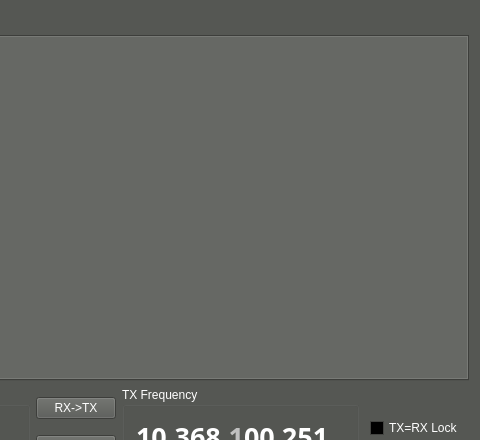
Above: qtgui/mainwindow.ui from kb1vc/SoDaRadio before the change; both pictures show x 800 to 1280 and y 0 to 440 of the 1280 by 810 pixel window. Below: the same form after it.
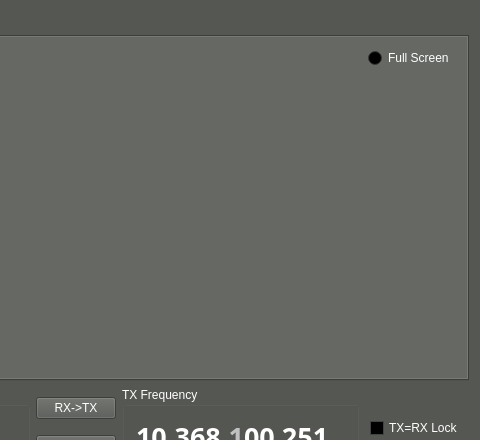
That is the form after the change. The open tabs and pages were chosen to show the change. Icons and pictures are not drawn. Custom widgets are drawn as their Qt base class.

Commit message: Band saving works now.  Added full screen button

```diff
--- a/qtgui/mainwindow.ui
+++ b/qtgui/mainwindow.ui
@@ -1068,12 +1068,42 @@
           </property>
           <property name="sizeHint" stdset="0">
            <size>
-            <width>416</width>
+            <width>40</width>
             <height>20</height>
            </size>
           </property>
          </spacer>
         </item>
+        <item>
+         <layout class="QVBoxLayout" name="verticalLayout" stretch="0,0">
+          <property name="spacing">
+           <number>6</number>
+          </property>
+          <property name="rightMargin">
+           <number>2</number>
+          </property>
+          <item>
+           <widget class="QRadioButton" name="FullScreen_tgl">
+            <property name="text">
+             <string>Full Screen</string>
+            </property>
+           </widget>
+          </item>
+          <item>
+           <spacer name="verticalSpacer_9">
+            <property name="orientation">
+             <enum>Qt::Vertical</enum>
+            </property>
+            <property name="sizeHint" stdset="0">
+             <size>
+              <width>20</width>
+              <height>40</height>
+             </size>
+            </property>
+           </spacer>
+          </item>
+         </layout>
+        </item>
        </layout>
       </widget>
       <widget class="QWidget" name="BandConfig">
```
Left out of the diff: 6 changed lines with no effect on the pictures. The commit also changes 6 other files.
